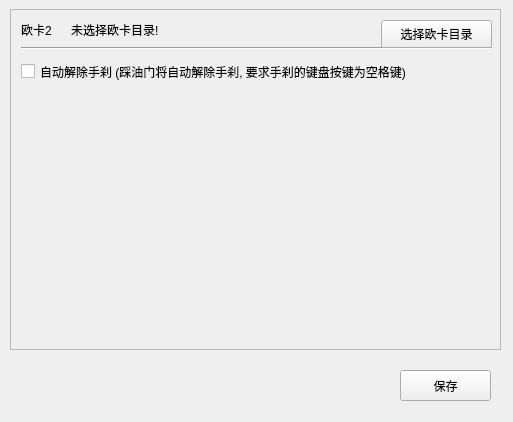
The window that AssistFuncWindow.ui (InsistonTan/KeyMappingsTool) describes before a commit, drawn with Qt 5.
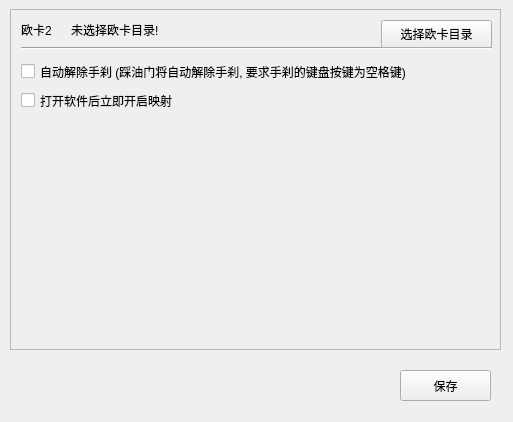
The same window after the commit.

Commit message: [add] 增加“打开软件后立即开启映射”选项及相关功能

```diff
--- a/AssistFuncWindow.ui
+++ b/AssistFuncWindow.ui
@@ -103,6 +103,19 @@
        <string>未选择欧卡目录!</string>
       </property>
      </widget>
+     <widget class="QCheckBox" name="checkBox_2">
+      <property name="geometry">
+       <rect>
+        <x>10</x>
+        <y>80</y>
+        <width>491</width>
+        <height>21</height>
+       </rect>
+      </property>
+      <property name="text">
+       <string>打开软件后立即开启映射</string>
+      </property>
+     </widget>
     </widget>
    </widget>
    <widget class="QPushButton" name="pushButton">
```
The commit also changes 3 other files.
